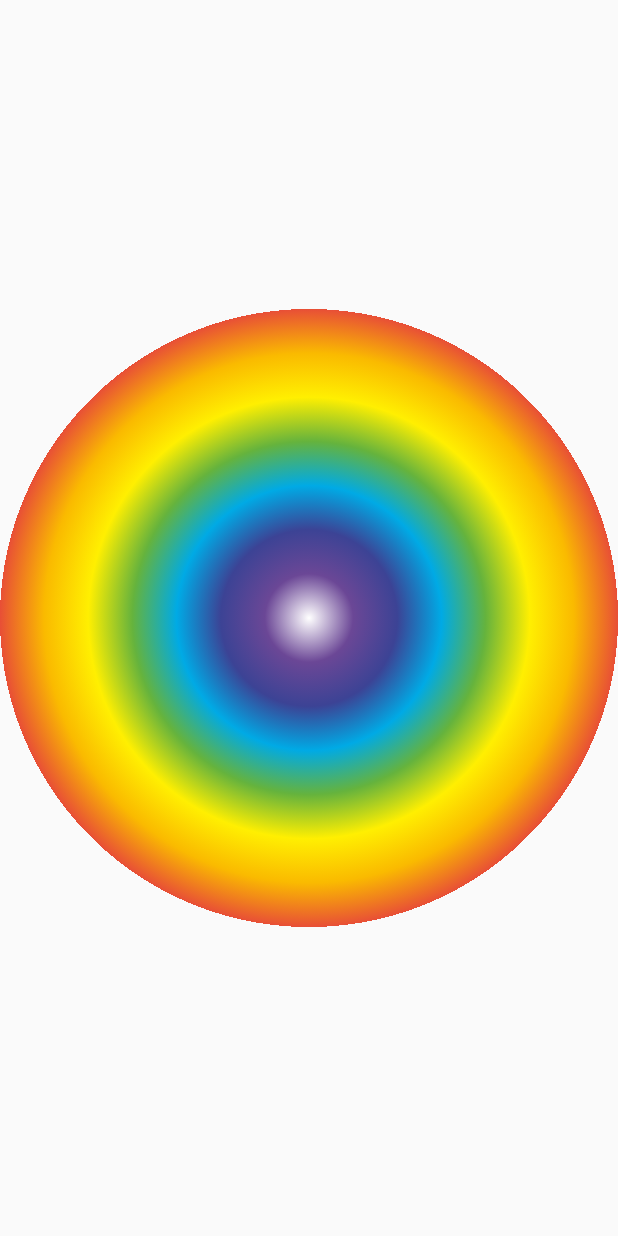
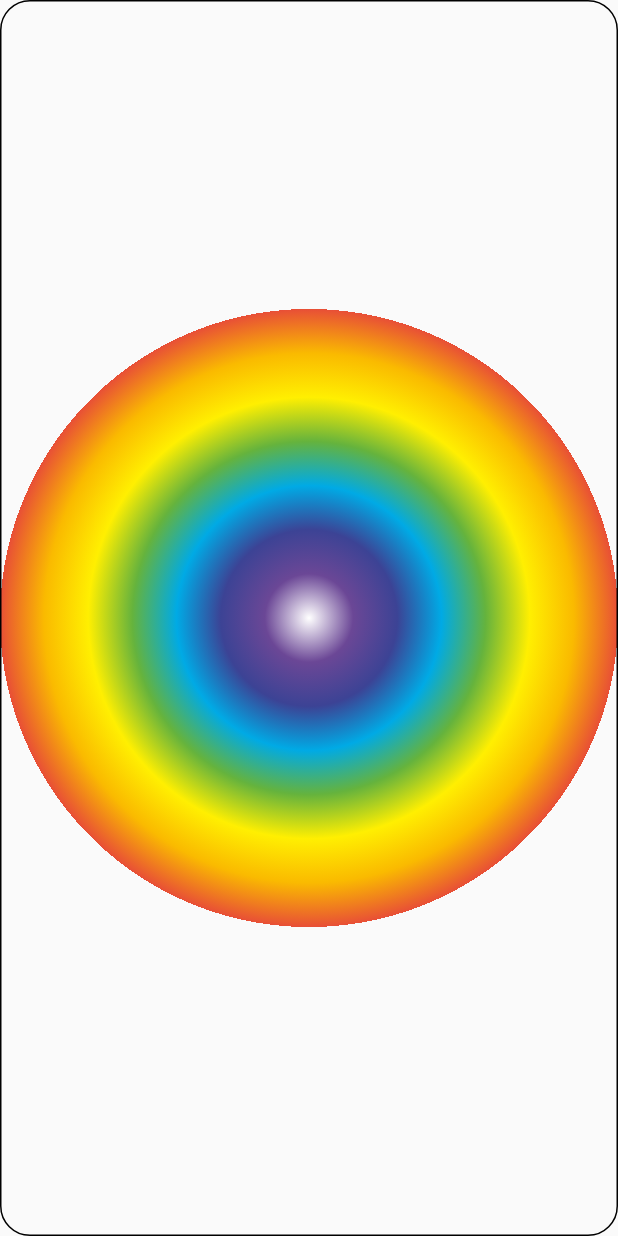
Before and after one commit to Desk-Code/my_practtise, a Flutter app: the ContainerRainbow screen opened directly, on a phone screen of 412 x 824 dp. Run offline on Flutter 3.47's test engine with Material 2 defaults, Android fonts, the phone set to English and light mode, and no system bars; network calls fail.

Commit message:
container done

```diff
--- a/lib/main.dart
+++ b/lib/main.dart
@@ -1,5 +1,6 @@
 import 'package:flutter/material.dart';
 import 'package:my_practtise/container_demo.dart';
+import 'package:my_practtise/practise/container_rainbow.dart';
 
 void main() {
   runApp(const MyApp());
--- a/lib/practise/container_rainbow.dart
+++ b/lib/practise/container_rainbow.dart
@@ -16,11 +16,21 @@ class ContainerRainbow extends StatelessWidget {
       Color.fromRGBO(232, 79, 54, 1),
     ];
     return Scaffold(
-      body: Container(
-        decoration: BoxDecoration(
-          gradient: RadialGradient(
-            colors: colors,
-            tileMode: TileMode.decal,
+      body: Center(
+        child: Container(
+          // height: 200,
+          // width: 200,
+          decoration: BoxDecoration(
+            border: Border.all(),
+            borderRadius: BorderRadius.circular(20),
+            gradient: RadialGradient(
+              // center: Alignment.bottomLeft,
+              // radius: 1.37,
+              colors: colors,
+              tileMode: TileMode.decal,
+              transform: GradientRotation(50),
+              // stops: [0.2, 0.4, 0.6, 0.8, 1.0, 1.2, 1.4, 1.6],
+            ),
           ),
         ),
       ),
```
Also changed, not shown: lib/container_demo.dart (+21 -5 lines).
